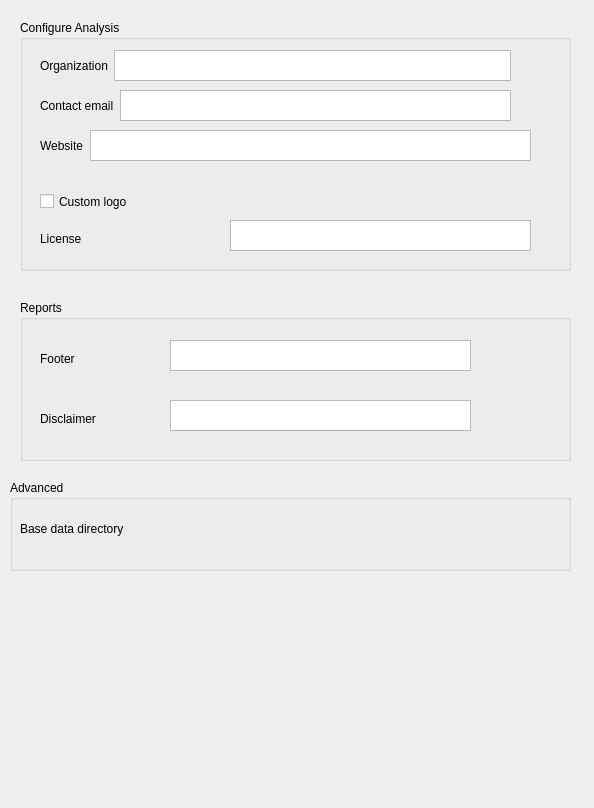
ConservationInternational/cplus-plugin, file src/cplus_plugin/ui/qgis_settings.ui: the form before one commit.
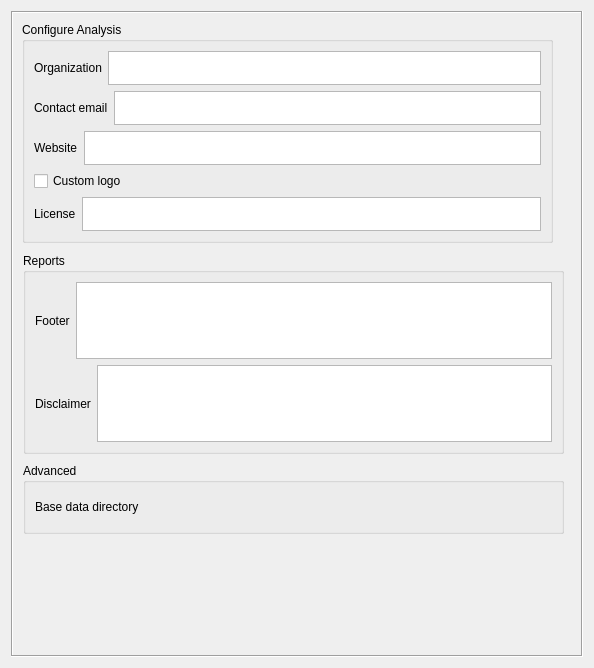
The form after the commit. Custom widgets are drawn as their Qt base class.

Commit message: QGIS options

```diff
--- a/src/cplus_plugin/ui/qgis_settings.ui
+++ b/src/cplus_plugin/ui/qgis_settings.ui
@@ -7,46 +7,60 @@
     <x>0</x>
     <y>0</y>
     <width>594</width>
-    <height>808</height>
+    <height>668</height>
    </rect>
   </property>
+  <property name="minimumSize">
+   <size>
+    <width>500</width>
+    <height>0</height>
+   </size>
+  </property>
   <property name="windowTitle">
-   <string>Dialog</string>
+   <string>Settings</string>
+  </property>
+  <layout class="QVBoxLayout" name="verticalLayout_3">
+   <item>
+    <widget class="QgsScrollArea" name="scroll_area">
+     <property name="frameShape">
+      <enum>QFrame::Box</enum>
+     </property>
+     <property name="widgetResizable">
+      <bool>true</bool>
+     </property>
+     <widget class="QWidget" name="scroll_area_content">
+      <property name="geometry">
+       <rect>
+        <x>0</x>
+        <y>0</y>
+        <width>572</width>
+        <height>646</height>
+       </rect>
   </property>
   <widget class="QgsCollapsibleGroupBox" name="gb_advanced">
    <property name="geometry">
     <rect>
      <x>10</x>
-     <y>480</y>
-     <width>561</width>
-     <height>91</height>
+         <y>450</y>
+         <width>541</width>
+         <height>71</height>
     </rect>
    </property>
    <property name="title">
     <string>Advanced</string>
    </property>
+       <layout class="QVBoxLayout" name="verticalLayout_4">
+        <item>
+         <layout class="QHBoxLayout" name="horizontalLayout_8">
+          <item>
    <widget class="QLabel" name="lbl_data_dir">
-    <property name="geometry">
-     <rect>
-      <x>10</x>
-      <y>40</y>
-      <width>151</width>
-      <height>17</height>
-     </rect>
-    </property>
     <property name="text">
      <string>Base data directory</string>
     </property>
    </widget>
+          </item>
+          <item>
    <widget class="QgsFileWidget" name="folder_data">
-    <property name="geometry">
-     <rect>
-      <x>180</x>
-      <y>30</y>
-      <width>341</width>
-      <height>27</height>
-     </rect>
-    </property>
     <property name="storageMode">
      <enum>QgsFileWidget::GetDirectory</enum>
     </property>
@@ -54,136 +68,68 @@
      <set>QFileDialog::ShowDirsOnly</set>
     </property>
    </widget>
+          </item>
+         </layout>
+        </item>
+       </layout>
   </widget>
   <widget class="QgsCollapsibleGroupBox" name="gb_reports">
    <property name="geometry">
     <rect>
-     <x>20</x>
-     <y>300</y>
-     <width>551</width>
-     <height>161</height>
+         <x>10</x>
+         <y>240</y>
+         <width>541</width>
+         <height>201</height>
     </rect>
    </property>
    <property name="title">
     <string>Reports</string>
    </property>
+       <layout class="QVBoxLayout" name="verticalLayout">
+        <item>
+         <layout class="QHBoxLayout" name="horizontalLayout_10">
+          <item>
    <widget class="QLabel" name="lbl_footer">
-    <property name="geometry">
-     <rect>
-      <x>20</x>
-      <y>50</y>
-      <width>67</width>
-      <height>17</height>
-     </rect>
-    </property>
     <property name="text">
      <string>Footer</string>
     </property>
    </widget>
+          </item>
+          <item>
+           <widget class="QTextEdit" name="txt_footer"/>
+          </item>
+         </layout>
+        </item>
+        <item>
+         <layout class="QHBoxLayout" name="horizontalLayout_7">
+          <item>
    <widget class="QLabel" name="lbl_disclaimer">
-    <property name="geometry">
-     <rect>
-      <x>20</x>
-      <y>110</y>
-      <width>101</width>
-      <height>17</height>
-     </rect>
-    </property>
     <property name="text">
      <string>Disclaimer</string>
     </property>
    </widget>
-   <widget class="QTextEdit" name="txt_footer">
-    <property name="geometry">
-     <rect>
-      <x>150</x>
-      <y>40</y>
-      <width>301</width>
-      <height>31</height>
-     </rect>
-    </property>
-   </widget>
-   <widget class="QTextEdit" name="txt_disclaimer">
-    <property name="geometry">
-     <rect>
-      <x>150</x>
-      <y>100</y>
-      <width>301</width>
-      <height>31</height>
-     </rect>
-    </property>
-   </widget>
+          </item>
+          <item>
+           <widget class="QTextEdit" name="txt_disclaimer"/>
+          </item>
+         </layout>
+        </item>
+       </layout>
   </widget>
   <widget class="QgsCollapsibleGroupBox" name="mGroupBox_3">
    <property name="geometry">
     <rect>
-     <x>20</x>
-     <y>20</y>
-     <width>551</width>
-     <height>251</height>
+         <x>9</x>
+         <y>9</y>
+         <width>531</width>
+         <height>221</height>
     </rect>
    </property>
    <property name="title">
     <string>Configure Analysis</string>
    </property>
-   <widget class="QLabel" name="lbl_license">
-    <property name="geometry">
-     <rect>
-      <x>20</x>
-      <y>210</y>
-      <width>67</width>
-      <height>17</height>
-     </rect>
-    </property>
-    <property name="text">
-     <string>License</string>
-    </property>
-   </widget>
-   <widget class="QCheckBox" name="checkBox">
-    <property name="geometry">
-     <rect>
-      <x>20</x>
-      <y>170</y>
-      <width>131</width>
-      <height>23</height>
-     </rect>
-    </property>
-    <property name="text">
-     <string>Custom logo</string>
-    </property>
-   </widget>
-   <widget class="QTextEdit" name="txt_license">
-    <property name="geometry">
-     <rect>
-      <x>210</x>
-      <y>200</y>
-      <width>301</width>
-      <height>31</height>
-     </rect>
-    </property>
-   </widget>
-   <widget class="QgsFileWidget" name="logo_file">
-    <property name="geometry">
-     <rect>
-      <x>190</x>
-      <y>160</y>
-      <width>341</width>
-      <height>27</height>
-     </rect>
-    </property>
-    <property name="storageMode">
-     <enum>QgsFileWidget::GetFile</enum>
-    </property>
-   </widget>
-   <widget class="QWidget" name="horizontalLayoutWidget">
-    <property name="geometry">
-     <rect>
-      <x>20</x>
-      <y>30</y>
-      <width>471</width>
-      <height>31</height>
-     </rect>
-    </property>
+       <layout class="QVBoxLayout" name="verticalLayout_2">
+        <item>
     <layout class="QHBoxLayout" name="horizontalLayout">
      <item>
       <widget class="QLabel" name="lbl_org">
@@ -196,16 +142,8 @@
       <widget class="QTextEdit" name="txt_org"/>
      </item>
     </layout>
-   </widget>
-   <widget class="QWidget" name="horizontalLayoutWidget_2">
-    <property name="geometry">
-     <rect>
-      <x>20</x>
-      <y>70</y>
-      <width>471</width>
-      <height>31</height>
-     </rect>
-    </property>
+        </item>
+        <item>
     <layout class="QHBoxLayout" name="horizontalLayout_2">
      <item>
       <widget class="QLabel" name="lbl_email">
@@ -218,16 +156,8 @@
       <widget class="QTextEdit" name="txt_email"/>
      </item>
     </layout>
-   </widget>
-   <widget class="QWidget" name="horizontalLayoutWidget_3">
-    <property name="geometry">
-     <rect>
-      <x>20</x>
-      <y>110</y>
-      <width>491</width>
-      <height>31</height>
-     </rect>
-    </property>
+        </item>
+        <item>
     <layout class="QHBoxLayout" name="horizontalLayout_3">
      <item>
       <widget class="QLabel" name="lbl_website">
@@ -240,8 +170,45 @@
       <widget class="QTextEdit" name="txt_website"/>
      </item>
     </layout>
-   </widget>
-  </widget>
+        </item>
+        <item>
+         <layout class="QHBoxLayout" name="horizontalLayout_4">
+          <item>
+           <widget class="QCheckBox" name="cb_custom_logo">
+            <property name="text">
+             <string>Custom logo</string>
+            </property>
+           </widget>
+          </item>
+          <item>
+           <widget class="QgsFileWidget" name="logo_file">
+            <property name="storageMode">
+             <enum>QgsFileWidget::GetFile</enum>
+            </property>
+           </widget>
+          </item>
+         </layout>
+        </item>
+        <item>
+         <layout class="QHBoxLayout" name="horizontalLayout_5">
+          <item>
+           <widget class="QLabel" name="lbl_license">
+            <property name="text">
+             <string>License</string>
+            </property>
+           </widget>
+          </item>
+          <item>
+           <widget class="QTextEdit" name="txt_license"/>
+          </item>
+         </layout>
+        </item>
+       </layout>
+      </widget>
+     </widget>
+    </widget>
+   </item>
+  </layout>
  </widget>
  <customwidgets>
   <customwidget>
@@ -255,6 +222,12 @@
    <extends>QWidget</extends>
    <header>qgsfilewidget.h</header>
   </customwidget>
+  <customwidget>
+   <class>QgsScrollArea</class>
+   <extends>QScrollArea</extends>
+   <header>qgis.gui</header>
+   <container>1</container>
+  </customwidget>
  </customwidgets>
  <resources/>
  <connections/>
```
Left out of the diff: 7 changed lines with no effect on the pictures. Lines whose indentation alone changed are shown as unchanged. The commit also changes 2 other files.
